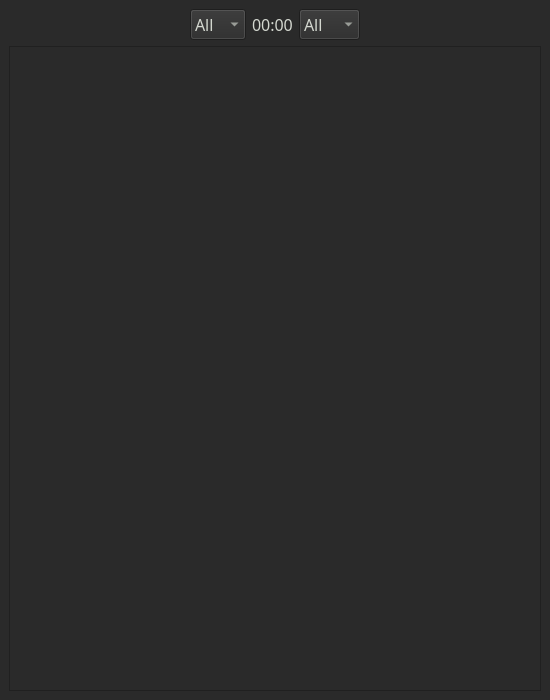
This is dialog.ui in mbridak/potato as Qt 5 draws it before an edit. The edited form follows.
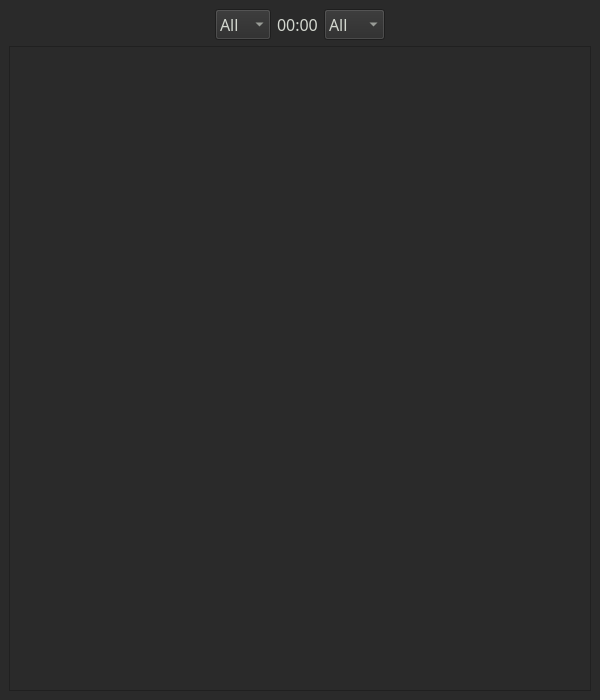
This is the edited form.

Diff of the .ui file:
```diff
--- a/dialog.ui
+++ b/dialog.ui
@@ -6,7 +6,7 @@
    <rect>
     <x>0</x>
     <y>0</y>
-    <width>550</width>
+    <width>600</width>
     <height>700</height>
    </rect>
   </property>
```
